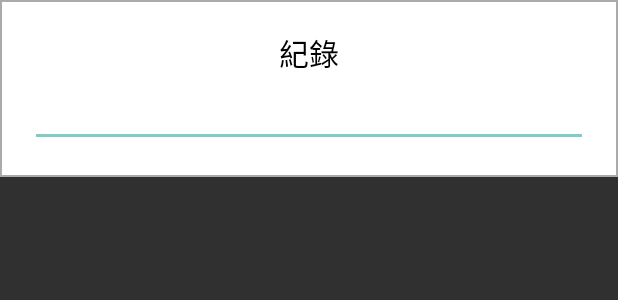
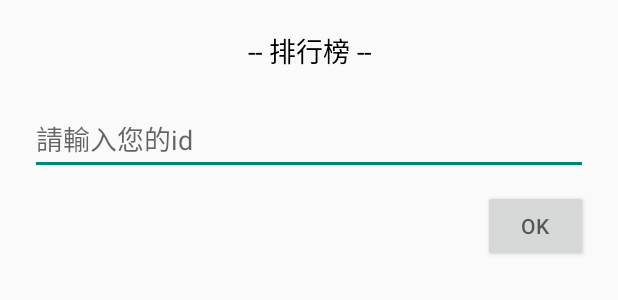
Before and after one commit to Ria122526/Game2048kt, an Android app: the layout dialog_game_end_record.xml on its own in the app's theme, with its tools: preview values and no code run, on a phone screen of 412 x 824 dp. Shown: the top 300 px of the screen. Run offline under Robolectric (Android 15) with nearby library versions, the phone set to English and light mode, and no system bars.

Commit message:
儲存遊戲進度

```diff
--- a/app/src/main/AndroidManifest.xml
+++ b/app/src/main/AndroidManifest.xml
@@ -8,7 +8,7 @@
         android:label="@string/app_name"
         android:roundIcon="@mipmap/ic_launcher_round"
         android:supportsRtl="true"
-        android:theme="@style/Theme.Design.NoActionBar">
+        android:theme="@style/Theme.Design.Light.NoActionBar">
         <activity
             android:name=".game.GameActivity"
             android:screenOrientation="portrait">
--- /dev/null
+++ b/app/src/main/java/com/example/game2048kt/GameEndDialogSendId.kt
@@ -0,0 +1,5 @@
+package com.example.game2048kt
+
+interface GameEndDialogSendId {
+    fun send(id: String)
+}
--- a/app/src/main/java/com/example/game2048kt/TheModeEnum.kt
+++ b/app/src/main/java/com/example/game2048kt/TheModeEnum.kt
@@ -1,7 +1,7 @@
 package com.example.game2048kt
 
 // 常被用到的模式資源
-enum class TheModeEnum(key: String) {
+enum class TheModeEnum(var key: String) {
 
     // KEY
     THREE_THREE("3x3"),
@@ -9,8 +9,6 @@ enum class TheModeEnum(key: String) {
     FIVE_FIVE("5x5"),
     SIX_SIX("6x6"),
     EIGHT_EIGHT("8x8");
-
-    var key = key
 
     companion object {
         fun getEnum(key: String): TheModeEnum? {
--- a/app/src/main/java/com/example/game2048kt/game/GameSaveData.kt
+++ b/app/src/main/java/com/example/game2048kt/game/GameSaveData.kt
@@ -1,4 +1,6 @@
 package com.example.game2048kt.game
+
+import com.example.game2048kt.game.GameSizeMoveData.gameSize
 
 // 紀錄遊戲中需要被儲存的資料
 class GameSaveData {
@@ -9,8 +11,8 @@ class GameSaveData {
     var highScore: Int = 0;
 
     // 遊戲畫面資料，以座標表示該位置的值
-    lateinit var coorsArr: Array<Array<Int>>
+    var coorsArr = Array(gameSize) { Array(gameSize) { 0 } }
 
     // 上一步資料
-    lateinit var moveArr: Array<Array<Int>>
+    var moveArr = Array(gameSize) { Array(gameSize) { 0 } }
 }
--- a/app/src/main/java/com/example/game2048kt/main/MainCartDialog.kt
+++ b/app/src/main/java/com/example/game2048kt/main/MainCartDialog.kt
@@ -21,7 +21,6 @@ class MainCartDialog(context: Context) : AlertDialog(context) {
         setContentView(LayoutInflater.from(context).inflate(R.layout.dialog_cart, null))
         setCanceledOnTouchOutside(true)
 
-
         viewInit()
         initClicks()
     }
--- a/app/src/main/java/com/example/game2048kt/rank/RankDialog.kt
+++ b/app/src/main/java/com/example/game2048kt/rank/RankDialog.kt
@@ -33,7 +33,6 @@ class RankDialog(context: Context) : Dialog(context, R.style.RankDialogCustom),
         setContentView(LayoutInflater.from(context).inflate(R.layout.dialog_rank, null))
 
         initViews()
-//        window?.setWindowAnimations(R.style.DialogCustomOutAni)
     }
 
     private fun initViews() {
@@ -93,13 +92,12 @@ class RankDialog(context: Context) : Dialog(context, R.style.RankDialogCustom),
                 this@RankDialog.context,
                 R.anim.dialog_out
             ).apply {
-                this.setAnimationListener(object : Animation.AnimationListener {
+                setAnimationListener(object : Animation.AnimationListener {
+
                     override fun onAnimationStart(animation: Animation?) {}
-
                     override fun onAnimationEnd(animation: Animation?) {
                         this@RankDialog.cancel()
                     }
-
                     override fun onAnimationRepeat(animation: Animation?) {}
                 })
             }
--- a/app/src/main/res/layout/dialog_game_end_record.xml
+++ b/app/src/main/res/layout/dialog_game_end_record.xml
@@ -1,31 +1,43 @@
 <?xml version="1.0" encoding="utf-8"?>
-<androidx.constraintlayout.widget.ConstraintLayout xmlns:android="http://schemas.android.com/apk/res/android"
-    xmlns:app="http://schemas.android.com/apk/res-auto"
+<RelativeLayout xmlns:android="http://schemas.android.com/apk/res/android"
     android:layout_width="match_parent"
     android:layout_height="wrap_content"
-    android:background="@drawable/bg_dialog_cart_check"
     android:padding="20dp">
 
     <TextView
-        android:id="@+id/record_dialog_tv_title"
+        android:id="@+id/game_end_record_dialog_top"
         android:layout_width="match_parent"
         android:layout_height="wrap_content"
-        android:text="紀錄"
-        android:textAlignment="center"
+        android:gravity="center"
+        android:text="-- 排行榜 --"
         android:textColor="@color/black"
-        android:textSize="20sp"
-        app:layout_constraintEnd_toEndOf="parent"
-        app:layout_constraintStart_toStartOf="parent"
-        app:layout_constraintTop_toTopOf="parent" />
+        android:textSize="18sp" />
+
+    <TextView
+        android:id="@+id/game_end_record_dialog_tv_hint"
+        android:layout_width="match_parent"
+        android:layout_height="wrap_content"
+        android:layout_below="@id/game_end_record_dialog_top"
+        android:gravity="center"
+        android:text="請輸入您的id!!"
+        android:textColor="@color/my_red"
+        android:textSize="14sp"
+        android:visibility="invisible" />
 
     <EditText
-        android:id="@+id/record_dialog_et_id"
+        android:id="@+id/game_end_record_dialog_et"
         android:layout_width="match_parent"
         android:layout_height="wrap_content"
-        android:hint="請輸入ID"
-        app:layout_constraintEnd_toEndOf="parent"
-        app:layout_constraintStart_toStartOf="parent"
-        app:layout_constraintTop_toBottomOf="@id/record_dialog_tv_title" />
+        android:layout_below="@id/game_end_record_dialog_tv_hint"
+        android:hint="請輸入您的id" />
 
+    <Button
+        android:id="@+id/game_end_record_dialog_btn"
+        android:layout_width="70dp"
+        android:layout_height="wrap_content"
+        android:layout_below="@id/game_end_record_dialog_et"
+        android:layout_alignEnd="@id/game_end_record_dialog_et"
+        android:layout_marginTop="10dp"
+        android:hint="OK" />
 
-</androidx.constraintlayout.widget.ConstraintLayout>
+</RelativeLayout>
--- a/app/src/main/res/values/styles.xml
+++ b/app/src/main/res/values/styles.xml
@@ -4,7 +4,6 @@
     <style name="RankDialogCustom">
         <!-- 對話框背景：透明 -->
         <item name="android:background">@color/tran</item>
-<!--        <item name="android:gravity">bottom</item>-->
     </style>
 
     <style name="DialogCustomOutAni">
```
Also changed, not shown: app/src/main/java/com/example/game2048kt/game/GameActivity.kt (+107 -44 lines), app/src/main/java/com/example/game2048kt/game/GameEndDialog.kt (added, +57 -0 lines), app/src/main/java/com/example/game2048kt/game/GameToWhere.kt (+2 -6 lines), app/src/main/java/com/example/game2048kt/roomDataBase/RankData.kt (+17 -15 lines).
